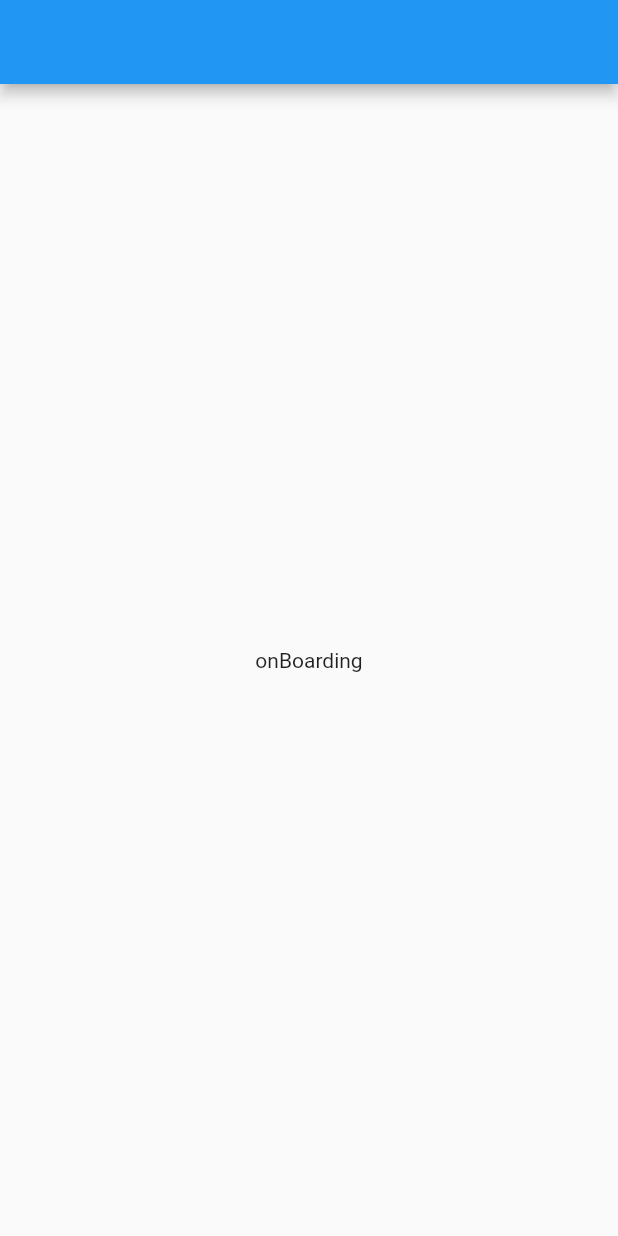
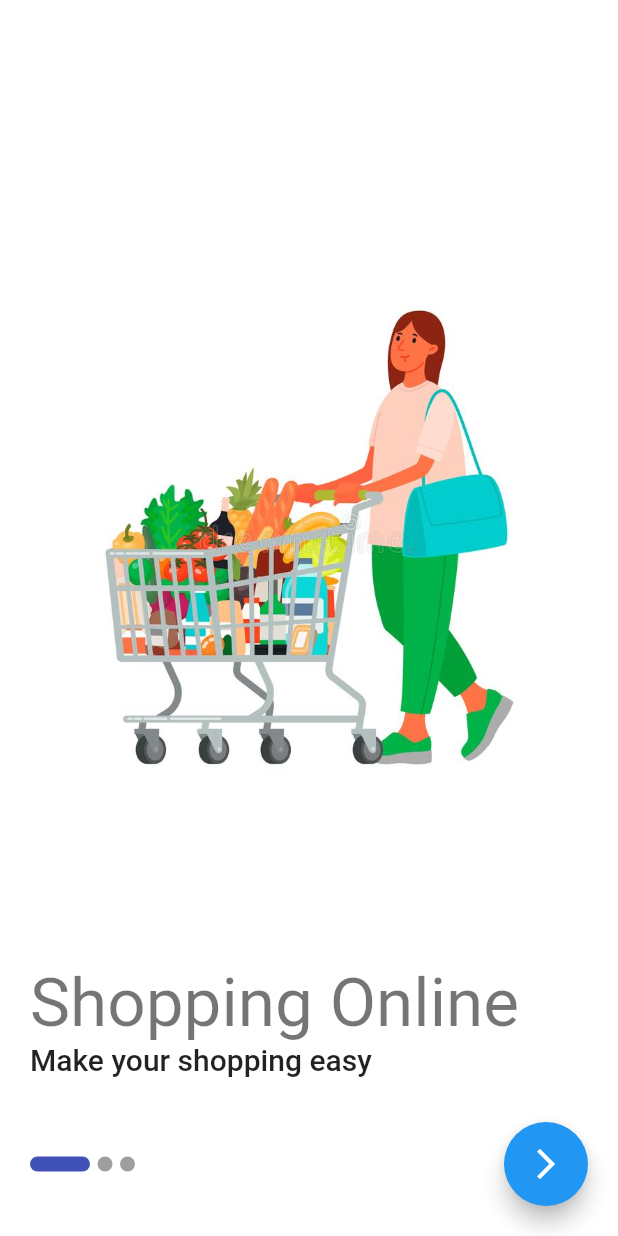
Before and after one commit to mohamad-alaa-bg/Salla, a Flutter app: the screen it shows after launch, on a phone screen of 412 x 824 dp. Run offline on Flutter 3.47's test engine with Material 2 defaults, Android fonts, the phone set to English and light mode, and no system bars; drawn by our look-alikes of smooth_page_indicator.

Commit message:
onBoarding

```diff
--- /dev/null
+++ b/lib/core/style/themes.dart
@@ -0,0 +1,15 @@
+import 'package:flutter/material.dart';
+import 'package:flutter/services.dart';
+
+ThemeData lightTheme = ThemeData(
+  scaffoldBackgroundColor: Colors.white,
+  appBarTheme: const AppBarTheme(
+    backgroundColor: Colors.white,
+    elevation: 0,
+    systemOverlayStyle: SystemUiOverlayStyle(
+      statusBarBrightness: Brightness.light,
+      statusBarColor: Colors.white,
+      statusBarIconBrightness: Brightness.dark,
+    ),
+  ),
+);
--- /dev/null
+++ b/lib/features/onBoarding/domain/entities/boarding_item_module.dart
@@ -0,0 +1,12 @@
+
+class BoardingItemModule {
+  final String image;
+  final String title;
+  final String body;
+
+  BoardingItemModule({
+    required this.image,
+    required this.title,
+    required this.body,
+});
+}
--- a/lib/features/onBoarding/presentation/pages/onBoarding.dart
+++ b/lib/features/onBoarding/presentation/pages/onBoarding.dart
@@ -1,14 +1,75 @@
 import 'package:flutter/material.dart';
+import 'package:salla/features/onBoarding/domain/entities/boarding_item_module.dart';
+import 'package:salla/features/onBoarding/presentation/widgets/Boarding_item.dart';
+import 'package:smooth_page_indicator/smooth_page_indicator.dart';
 
 class OnBoarding extends StatelessWidget {
-  const OnBoarding({Key? key}) : super(key: key);
+  OnBoarding({Key? key}) : super(key: key);
+
+  List<BoardingItemModule> onBoardingItems = [
+    BoardingItemModule(
+        image: 'assets/images/grocery-shopping.jpeg',
+        title: 'Shopping Online',
+        body: 'Make your shopping easy'),
+    BoardingItemModule(
+        image: 'assets/images/payment.jpeg',
+        title: 'Payment',
+        body: 'Payment Online'),
+    BoardingItemModule(
+        image: 'assets/images/delivery.jpg',
+        title: 'Delivery',
+        body: 'Door to Door Delivery'),
+  ];
 
   @override
   Widget build(BuildContext context) {
+    PageController pageController = PageController();
+
     return Scaffold(
       appBar: AppBar(),
-      body: const Center(
-        child: Text('onBoarding'),
+      body: Padding(
+        padding: const EdgeInsets.all(20),
+        child: Column(
+          children: [
+            Expanded(
+              child: PageView.builder(
+                physics: const NeverScrollableScrollPhysics(),
+                controller: pageController,
+                itemCount: onBoardingItems.length,
+                itemBuilder: (context, index) {
+                  return buildBoardingItem(context, onBoardingItems[index]);
+                },
+              ),
+            ),
+            const SizedBox(
+              height: 30,
+            ),
+            Row(
+              children: [
+                SmoothPageIndicator(
+                  controller: pageController,
+                  count: onBoardingItems.length,
+                  effect: const ExpandingDotsEffect(
+                    dotWidth: 10,
+                    dotHeight: 10,
+                    spacing: 5,
+                    expansionFactor: 4,
+                  ),
+                ),
+                const Spacer(),
+                FloatingActionButton(
+                  onPressed: () {
+                    pageController.nextPage(
+                      duration: const Duration(milliseconds: 800),
+                      curve: Curves.fastOutSlowIn,
+                    );
+                  },
+                  child: const Icon(Icons.arrow_forward_ios_sharp),
+                ),
+              ],
+            )
+          ],
+        ),
       ),
     );
   }
--- /dev/null
+++ b/lib/features/onBoarding/presentation/widgets/Boarding_item.dart
@@ -0,0 +1,13 @@
+import 'package:flutter/material.dart';
+import 'package:salla/features/onBoarding/domain/entities/boarding_item_module.dart';
+
+Widget buildBoardingItem(BuildContext context,BoardingItemModule boardingItem ){
+  return Column(
+    crossAxisAlignment: CrossAxisAlignment.start,
+    children: [
+      Expanded(child: Image.asset(boardingItem.image)),
+      Text(boardingItem.title,style:  Theme.of(context).textTheme.headline3,),
+      Text(boardingItem.body,style:  Theme.of(context).textTheme.headline6,),
+    ],
+  );
+}
--- a/lib/main.dart
+++ b/lib/main.dart
@@ -1,16 +1,21 @@
 import 'package:flutter/material.dart';
+import 'package:flutter/services.dart';
+import 'package:salla/core/style/themes.dart';
 import 'package:salla/features/onBoarding/presentation/pages/onBoarding.dart';
 
-void main(){
+void main() {
   runApp(const MyApp());
 }
+
 class MyApp extends StatelessWidget {
   const MyApp({Key? key}) : super(key: key);
 
   @override
   Widget build(BuildContext context) {
-    return const MaterialApp(
-      home:  OnBoarding()
-    );
+
+    return MaterialApp(
+      debugShowCheckedModeBanner: false,
+        theme: lightTheme,
+        home: OnBoarding());
   }
 }
--- a/pubspec.yaml
+++ b/pubspec.yaml
@@ -34,6 +34,7 @@ dependencies:
   # The following adds the Cupertino Icons font to your application.
   # Use with the CupertinoIcons class for iOS style icons.
   cupertino_icons: ^1.0.2
+  smooth_page_indicator: ^1.0.0+2
 
 dev_dependencies:
   flutter_test:
@@ -58,9 +59,8 @@ flutter:
   uses-material-design: true
 
   # To add assets to your application, add an assets section, like this:
-  # assets:
-  #   - images/a_dot_burr.jpeg
-  #   - images/a_dot_ham.jpeg
+  assets:
+    - assets/images/
 
   # An image asset can refer to one or more resolution-specific "variants", see
   # https://flutter.dev/assets-and-images/#resolution-aware.
```
Also changed, not shown: assets/images/delivery.jpg (added), assets/images/grocery-shopping.jpeg (added), assets/images/payment.jpeg (added).
